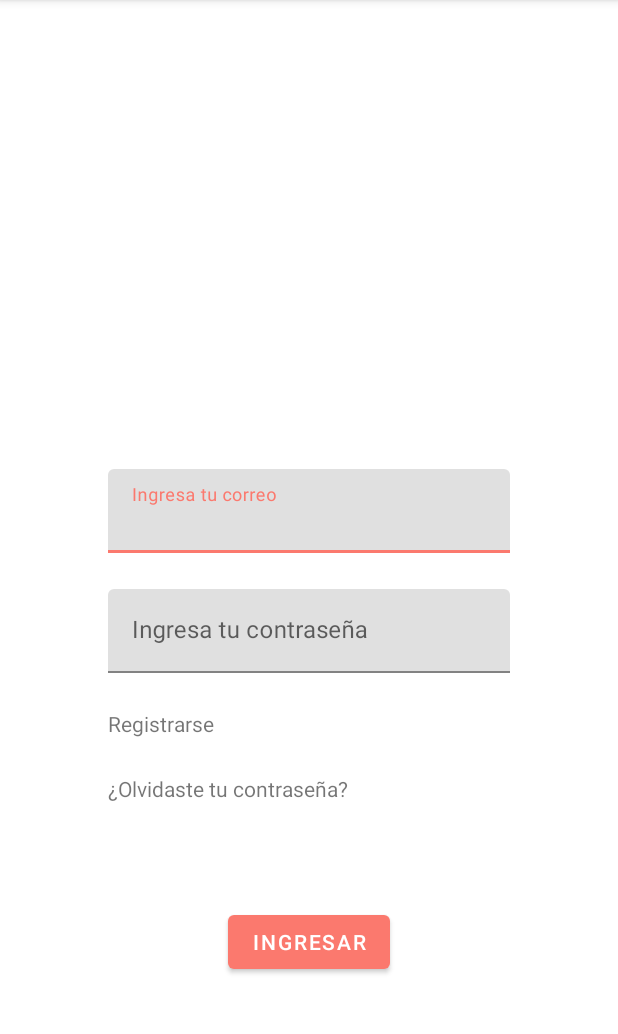
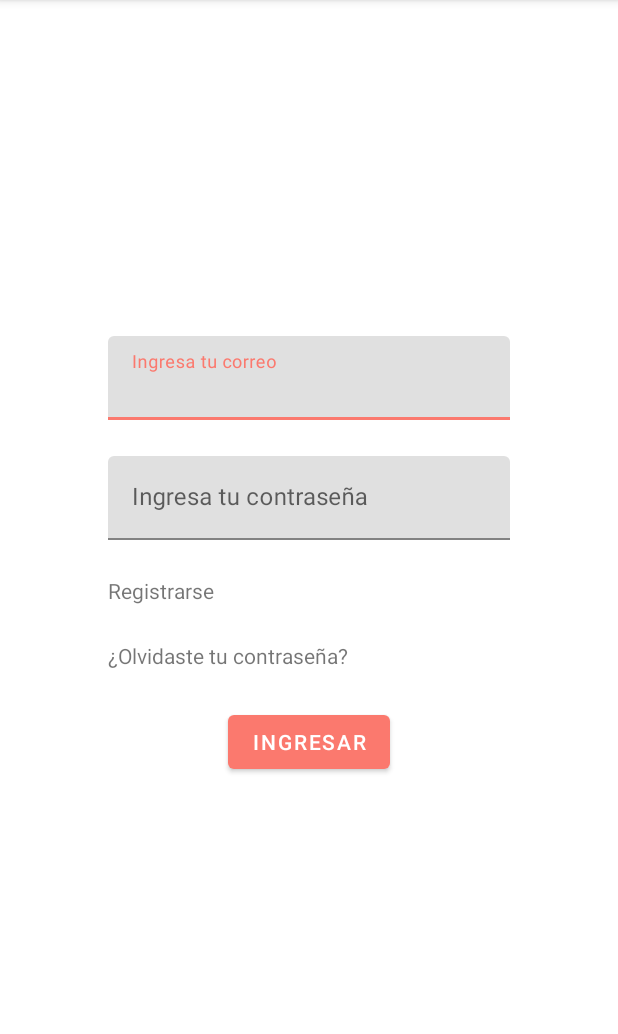
Before and after one commit to Matiusbedoo/ProyectCM20231-Gr03, an Android app: the screen it shows after launch (MainActivity), on a phone screen of 412 x 824 dp, the part 84-1118 px from its top. Run offline under Robolectric (Android 15) with nearby library versions, the phone set to English and light mode, and no system bars; our stand-ins replace navigation-ui.

Commit message:
registro restaurantes

```diff
--- a/ProyectoGr03/src/main/res/layout/fragment_login.xml
+++ b/ProyectoGr03/src/main/res/layout/fragment_login.xml
@@ -1,12 +1,16 @@
 <?xml version="1.0" encoding="utf-8"?>
-<androidx.constraintlayout.widget.ConstraintLayout xmlns:android="http://schemas.android.com/apk/res/android"
+<ScrollView xmlns:android="http://schemas.android.com/apk/res/android"
     xmlns:app="http://schemas.android.com/apk/res-auto"
     xmlns:tools="http://schemas.android.com/tools"
     android:layout_width="match_parent"
     android:layout_height="match_parent"
-    android:layout_margin="@dimen/default_margin"
     tools:context=".LoginFragment">
 
+
+    <androidx.constraintlayout.widget.ConstraintLayout
+        android:layout_width="match_parent"
+        android:layout_height="wrap_content"
+        android:layout_margin="@dimen/default_margin">
 
         <ImageView
             android:id="@+id/imageLogo"
@@ -20,15 +24,6 @@
             app:layout_constraintTop_toTopOf="parent"
             tools:src="@tools:sample/avatars" />
 
-    <Button
-        android:id="@+id/enterButton"
-        android:layout_width="wrap_content"
-        android:layout_height="wrap_content"
-        android:text="@string/login_enter_button"
-        app:layout_constraintBottom_toBottomOf="parent"
-        app:layout_constraintEnd_toEndOf="parent"
-        app:layout_constraintStart_toStartOf="parent"
-        app:layout_constraintTop_toBottomOf="@+id/constraintLayout" />
 
         <androidx.constraintlayout.widget.ConstraintLayout
             android:id="@+id/constraintLayout"
@@ -94,4 +89,15 @@
                 app:layout_constraintTop_toBottomOf="@+id/registerTextView" />
         </androidx.constraintlayout.widget.ConstraintLayout>
 
+        <Button
+            android:id="@+id/enterButton"
+            android:layout_width="wrap_content"
+            android:layout_height="wrap_content"
+            android:text="@string/login_enter_button"
+            app:layout_constraintBottom_toBottomOf="parent"
+            app:layout_constraintEnd_toEndOf="parent"
+            app:layout_constraintStart_toStartOf="parent"
+            app:layout_constraintTop_toBottomOf="@+id/constraintLayout" />
     </androidx.constraintlayout.widget.ConstraintLayout>
+
+</ScrollView>
--- a/ProyectoGr03/src/main/res/layout/fragment_tipo_usuario.xml
+++ b/ProyectoGr03/src/main/res/layout/fragment_tipo_usuario.xml
@@ -30,7 +30,7 @@
                 android:layout_width="match_parent"
                 android:layout_height="wrap_content"
                 android:layout_margin="@dimen/internal_margin"
-                android:text="@string/clienteButton" />
+                android:text="@string/clientButton" />
 
             <Button
                 android:id="@+id/restaurantButton"
--- a/ProyectoGr03/src/main/res/navigation/navigation.xml
+++ b/ProyectoGr03/src/main/res/navigation/navigation.xml
@@ -18,5 +18,14 @@
         android:id="@+id/tipoUsuarioFragment"
         android:name="co.edu.udea.proyecto20231_gr03.TipoUsuarioFragment"
         android:label="fragment_tipo_usuario"
-        tools:layout="@layout/fragment_tipo_usuario" />
+        tools:layout="@layout/fragment_tipo_usuario" >
+        <action
+            android:id="@+id/action_tipoUsuarioFragment_to_restaurantDataFragment"
+            app:destination="@id/restaurantDataFragment" />
+    </fragment>
+    <fragment
+        android:id="@+id/restaurantDataFragment"
+        android:name="co.edu.udea.proyecto20231_gr03.RestaurantDataFragment"
+        android:label="fragment_restaurant_data"
+        tools:layout="@layout/fragment_restaurant_data" />
 </navigation>
--- a/ProyectoGr03/src/main/res/values/dimens.xml
+++ b/ProyectoGr03/src/main/res/values/dimens.xml
@@ -3,4 +3,5 @@
     <dimen name="default_margin">48dp</dimen>
     <dimen name="internal_margin">24dp</dimen>
     <dimen name="default_padding">24dp</dimen>
+    <dimen name="text_margin">16dp</dimen>
 </resources>
--- a/ProyectoGr03/src/main/res/values/themes.xml
+++ b/ProyectoGr03/src/main/res/values/themes.xml
@@ -13,4 +13,9 @@
         <item name="android:statusBarColor">?attr/colorPrimaryVariant</item>
         <!-- Customize your theme here. -->
     </style>
+
+    <style name="EditTextStyle" parent="Widget.AppCompat.EditText">
+        <item name="android:layout_height">50dp</item>
+        <item name="android:maxWidth">400dp</item>
+    </style>
 </resources>
```
Also changed, not shown: ProyectoGr03/src/main/java/co/edu/udea/proyecto20231_gr03/RestaurantDataFragment.kt (added, +59 -0 lines), ProyectoGr03/src/main/res/layout/fragment_restaurant_data.xml (added, +115 -0 lines), ProyectoGr03/src/main/res/values/strings.xml (+9 -1 lines). Lines whose indentation alone changed are shown as unchanged.
